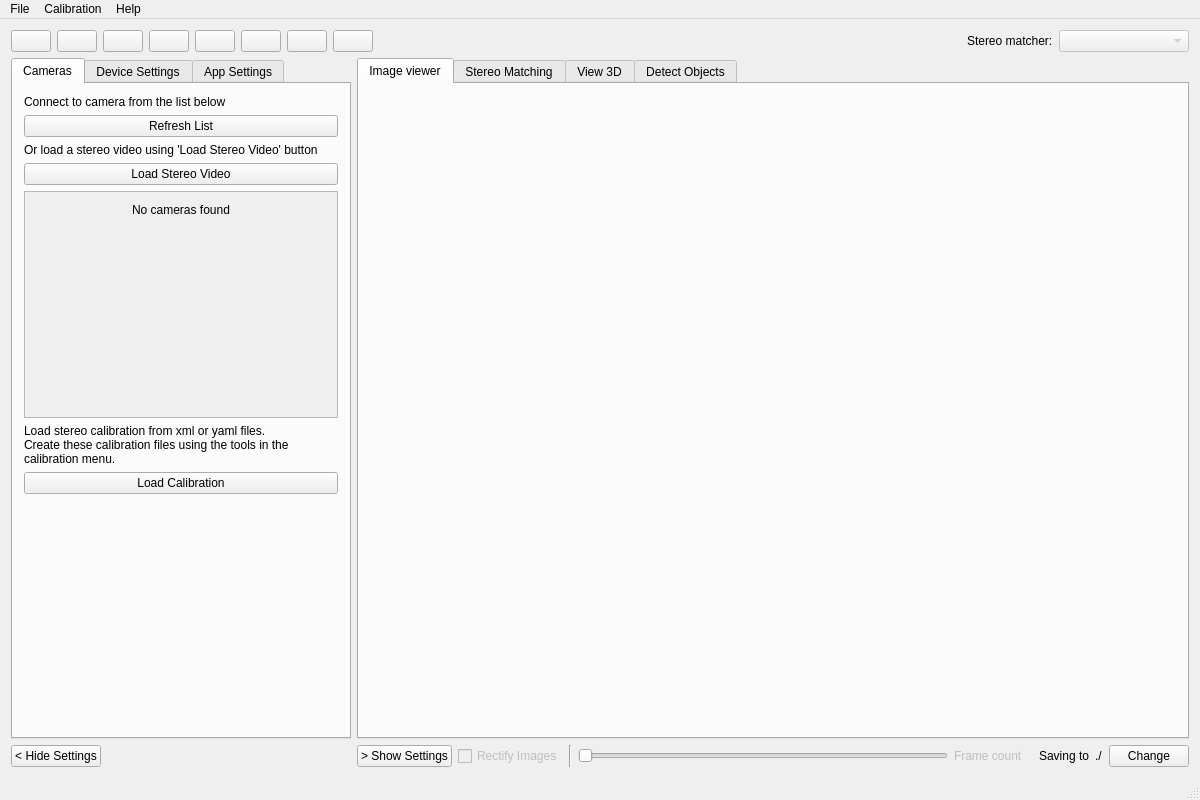
Qt form src/svtkwindow.ui (i3drobotics/stereo-vision-toolkit) before a commit.
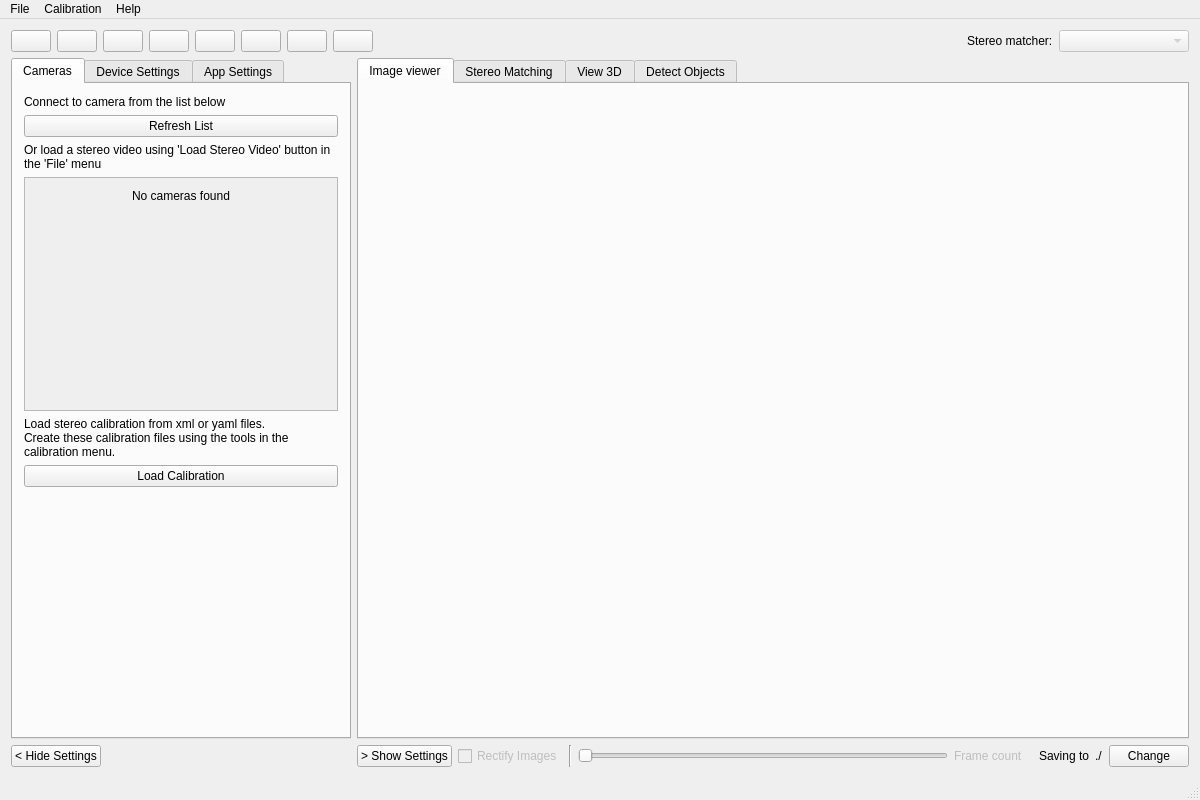
The same form after that commit. The open tabs and pages were chosen to show the change.

Commit message: add stereo image pair loading & rgbd piping with embedded hfov in depth

```diff
--- a/src/svtkwindow.ui
+++ b/src/svtkwindow.ui
@@ -136,7 +136,7 @@
             </attribute>
             <layout class="QGridLayout" name="gridLayout_3">
              <item row="0" column="0">
-              <layout class="QVBoxLayout" name="verticalLayout_2" stretch="0,0,0,0,0,0,0,0">
+              <layout class="QVBoxLayout" name="verticalLayout_2" stretch="0,0,0,0,0,0,0">
                <property name="bottomMargin">
                 <number>5</number>
                </property>
@@ -166,14 +166,10 @@
                <item>
                 <widget class="QLabel" name="lblStereoVideoHelp">
                  <property name="text">
-                  <string>Or load a stereo video using 'Load Stereo Video' button</string>
+                  <string>Or load a stereo video using 'Load Stereo Video' button in the 'File' menu</string>
                  </property>
-                </widget>
-               </item>
-               <item>
-                <widget class="QPushButton" name="btnLoadVideo">
-                 <property name="text">
-                  <string>Load Stereo Video</string>
+                 <property name="wordWrap">
+                  <bool>true</bool>
                  </property>
                 </widget>
                </item>
@@ -206,7 +202,7 @@
                     <x>0</x>
                     <y>0</y>
                     <width>310</width>
-                    <height>193</height>
+                    <height>201</height>
                    </rect>
                   </property>
                   <layout class="QVBoxLayout" name="verticalLayout_6">
```
Left out of the diff: 20 changed lines with no effect on the pictures. The commit also changes 14 other files.
